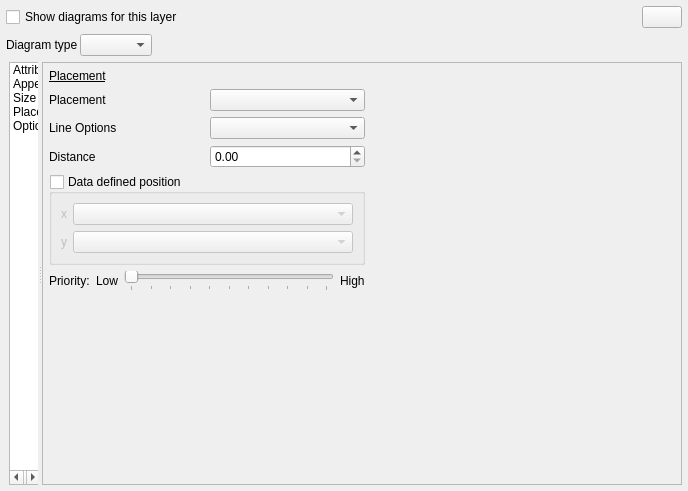
Above: src/ui/qgsdiagrampropertiesbase.ui from qgis/QGIS before the change. Below: the same form after it.
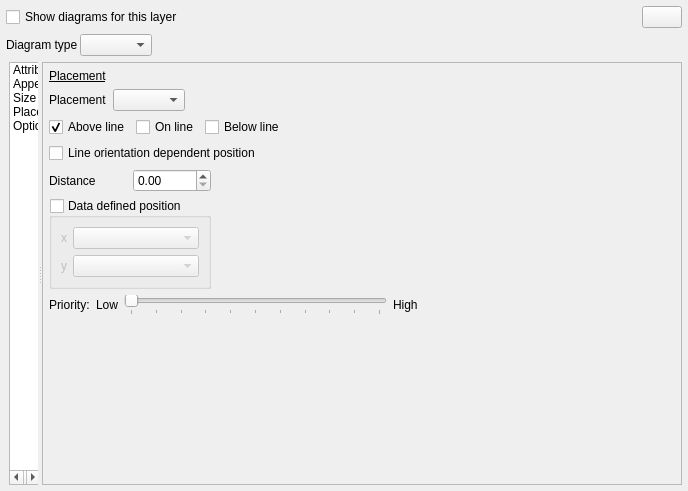
That is the form after the change. The open tabs and pages were chosen to show the change. Icons and pictures are not drawn. Custom widgets are drawn as their Qt base class.

Commit message: Fix line placement flags for diagrams. Line placement options for PAL are flags, not an enum

```diff
--- a/src/ui/qgsdiagrampropertiesbase.ui
+++ b/src/ui/qgsdiagrampropertiesbase.ui
@@ -1219,41 +1219,211 @@
                   <property name="bottomMargin">
                    <number>0</number>
                   </property>
-                  <item row="0" column="0">
-                   <layout class="QGridLayout" name="gridLayout_4">
-                    <item row="0" column="0">
-                     <widget class="QLabel" name="mPlacementLabel">
+                  <item row="8" column="0">
+                   <spacer name="verticalSpacer_4">
+                    <property name="orientation">
+                     <enum>Qt::Vertical</enum>
+                    </property>
+                    <property name="sizeHint" stdset="0">
+                     <size>
+                      <width>20</width>
+                      <height>40</height>
+                     </size>
+                    </property>
+                   </spacer>
+                  </item>
+                  <item row="0" column="0" colspan="3">
+                   <widget class="QFrame" name="mPlacementFrame">
+                    <property name="frameShape">
+                     <enum>QFrame::NoFrame</enum>
+                    </property>
+                    <layout class="QGridLayout" name="gridLayout_4">
+                     <property name="leftMargin">
+                      <number>0</number>
+                     </property>
+                     <property name="topMargin">
+                      <number>0</number>
+                     </property>
+                     <property name="rightMargin">
+                      <number>0</number>
+                     </property>
+                     <property name="bottomMargin">
+                      <number>0</number>
+                     </property>
+                     <item row="0" column="0">
+                      <widget class="QLabel" name="mPlacementLabel">
+                       <property name="text">
+                        <string>Placement</string>
+                       </property>
+                      </widget>
+                     </item>
+                     <item row="0" column="1">
+                      <widget class="QComboBox" name="mPlacementComboBox"/>
+                     </item>
+                     <item row="0" column="2">
+                      <spacer name="horizontalSpacer_9">
+                       <property name="orientation">
+                        <enum>Qt::Horizontal</enum>
+                       </property>
+                       <property name="sizeHint" stdset="0">
+                        <size>
+                         <width>40</width>
+                         <height>20</height>
+                        </size>
+                       </property>
+                      </spacer>
+                     </item>
+                    </layout>
+                   </widget>
+                  </item>
+                  <item row="1" column="0" colspan="3">
+                   <widget class="QFrame" name="mLinePlacementFrame">
+                    <property name="frameShape">
+                     <enum>QFrame::NoFrame</enum>
+                    </property>
+                    <property name="frameShadow">
+                     <enum>QFrame::Raised</enum>
+                    </property>
+                    <layout class="QGridLayout" name="gridLayout_2">
+                     <property name="leftMargin">
+                      <number>0</number>
+                     </property>
+                     <property name="topMargin">
+                      <number>0</number>
+                     </property>
+                     <property name="rightMargin">
+                      <number>0</number>
+                     </property>
+                     <property name="bottomMargin">
+                      <number>0</number>
+                     </property>
+                     <item row="0" column="0" colspan="3">
+                      <layout class="QGridLayout" name="gridLayout_14">
+                       <item row="0" column="1">
+                        <widget class="QCheckBox" name="chkLineAbove">
+                         <property name="sizePolicy">
+                          <sizepolicy hsizetype="Maximum" vsizetype="Fixed">
+                           <horstretch>0</horstretch>
+                           <verstretch>0</verstretch>
+                          </sizepolicy>
+                         </property>
+                         <property name="text">
+                          <string>Above line</string>
+                         </property>
+                         <property name="checked">
+                          <bool>true</bool>
+                         </property>
+                        </widget>
+                       </item>
+                       <item row="0" column="3">
+                        <widget class="QCheckBox" name="chkLineBelow">
+                         <property name="text">
+                          <string>Below line</string>
+                         </property>
+                        </widget>
+                       </item>
+                       <item row="0" column="2">
+                        <widget class="QCheckBox" name="chkLineOn">
+                         <property name="sizePolicy">
+                          <sizepolicy hsizetype="Maximum" vsizetype="Fixed">
+                           <horstretch>0</horstretch>
+                           <verstretch>0</verstretch>
+                          </sizepolicy>
+                         </property>
+                         <property name="text">
+                          <string>On line</string>
+                         </property>
+                        </widget>
+                       </item>
+                       <item row="1" column="1" colspan="3">
+                        <widget class="QCheckBox" name="chkLineOrientationDependent">
+                         <property name="text">
+                          <string>Line orientation dependent position</string>
+                         </property>
+                        </widget>
+                       </item>
+                      </layout>
+                     </item>
+                    </layout>
+                   </widget>
+                  </item>
+                  <item row="7" column="0" colspan="3">
+                   <layout class="QHBoxLayout" name="horizontalLayout_3">
+                    <item>
+                     <widget class="QLabel" name="mPriorityLabel">
                       <property name="text">
-                       <string>Placement</string>
+                       <string>Priority:</string>
                       </property>
                      </widget>
                     </item>
-                    <item row="0" column="1">
-                     <widget class="QComboBox" name="mPlacementComboBox"/>
-                    </item>
-                    <item row="1" column="0">
-                     <widget class="QLabel" name="mLineOptionsLabel">
+                    <item>
+                     <widget class="QLabel" name="mPriorityLowLabel">
                       <property name="text">
-                       <string>Line Options</string>
+                       <string>Low</string>
                       </property>
                      </widget>
                     </item>
-                    <item row="1" column="1">
-                     <widget class="QComboBox" name="mLineOptionsComboBox"/>
+                    <item>
+                     <widget class="QSlider" name="mPrioritySlider">
+                      <property name="maximum">
+                       <number>10</number>
+                      </property>
+                      <property name="orientation">
+                       <enum>Qt::Horizontal</enum>
+                      </property>
+                      <property name="invertedAppearance">
+                       <bool>false</bool>
+                      </property>
+                      <property name="invertedControls">
+                       <bool>false</bool>
+                      </property>
+                      <property name="tickPosition">
+                       <enum>QSlider::TicksBelow</enum>
+                      </property>
+                      <property name="tickInterval">
+                       <number>1</number>
+                      </property>
+                     </widget>
                     </item>
-                    <item row="2" column="0">
-                     <widget class="QLabel" name="mDiagramDistanceLabel">
+                    <item>
+                     <widget class="QLabel" name="mPriorityHighLabel">
                       <property name="text">
-                       <string>Distance</string>
+                       <string>High</string>
                       </property>
                      </widget>
                     </item>
-                    <item row="2" column="1">
-                     <widget class="QgsDoubleSpinBox" name="mDiagramDistanceSpinBox"/>
+                    <item>
+                     <spacer name="horizontalSpacer_6">
+                      <property name="orientation">
+                       <enum>Qt::Horizontal</enum>
+                      </property>
+                      <property name="sizeHint" stdset="0">
+                       <size>
+                        <width>40</width>
+                        <height>20</height>
+                       </size>
+                      </property>
+                     </spacer>
                     </item>
                    </layout>
                   </item>
-                  <item row="1" column="0">
+                  <item row="4" column="1">
+                   <widget class="QgsDoubleSpinBox" name="mDiagramDistanceSpinBox"/>
+                  </item>
+                  <item row="4" column="2">
+                   <spacer name="horizontalSpacer_4">
+                    <property name="orientation">
+                     <enum>Qt::Horizontal</enum>
+                    </property>
+                    <property name="sizeHint" stdset="0">
+                     <size>
+                      <width>40</width>
+                      <height>20</height>
+                     </size>
+                    </property>
+                   </spacer>
+                  </item>
+                  <item row="6" column="0" colspan="2">
                    <widget class="QGroupBox" name="mDataDefinedPositionGroupBox">
                     <property name="sizePolicy">
                      <sizepolicy hsizetype="Expanding" vsizetype="Preferred">
@@ -1320,78 +1490,12 @@
                     </layout>
                    </widget>
                   </item>
-                  <item row="2" column="0">
-                   <layout class="QHBoxLayout" name="horizontalLayout_3">
-                    <item>
-                     <widget class="QLabel" name="mPriorityLabel">
-                      <property name="text">
-                       <string>Priority:</string>
-                      </property>
-                     </widget>
-                    </item>
-                    <item>
-                     <widget class="QLabel" name="mPriorityLowLabel">
-                      <property name="text">
-                       <string>Low</string>
-                      </property>
-                     </widget>
-                    </item>
-                    <item>
-                     <widget class="QSlider" name="mPrioritySlider">
-                      <property name="maximum">
-                       <number>10</number>
-                      </property>
-                      <property name="orientation">
-                       <enum>Qt::Horizontal</enum>
-                      </property>
-                      <property name="invertedAppearance">
-                       <bool>false</bool>
-                      </property>
-                      <property name="invertedControls">
-                       <bool>false</bool>
-                      </property>
-                      <property name="tickPosition">
-                       <enum>QSlider::TicksBelow</enum>
-                      </property>
-                      <property name="tickInterval">
-                       <number>1</number>
-                      </property>
-                     </widget>
-                    </item>
-                    <item>
-                     <widget class="QLabel" name="mPriorityHighLabel">
-                      <property name="text">
-                       <string>High</string>
-                      </property>
-                     </widget>
-                    </item>
-                   </layout>
-                  </item>
-                  <item row="1" column="1">
-                   <spacer name="horizontalSpacer_4">
-                    <property name="orientation">
-                     <enum>Qt::Horizontal</enum>
+                  <item row="4" column="0">
+                   <widget class="QLabel" name="mDiagramDistanceLabel">
+                    <property name="text">
+                     <string>Distance</string>
                     </property>
-                    <property name="sizeHint" stdset="0">
-                     <size>
-                      <width>40</width>
-                      <height>20</height>
-                     </size>
-                    </property>
-                   </spacer>
-                  </item>
-                  <item row="3" column="0">
-                   <spacer name="verticalSpacer_4">
-                    <property name="orientation">
-                     <enum>Qt::Vertical</enum>
-                    </property>
-                    <property name="sizeHint" stdset="0">
-                     <size>
-                      <width>20</width>
-                      <height>40</height>
-                     </size>
-                    </property>
-                   </spacer>
+                   </widget>
                   </item>
                  </layout>
                 </widget>
@@ -1644,6 +1748,11 @@
    <header>qgscolorbuttonv2.h</header>
    <container>1</container>
   </customwidget>
+  <customwidget>
+   <class>QgsSpinBox</class>
+   <extends>QSpinBox</extends>
+   <header>qgsspinbox.h</header>
+  </customwidget>
  </customwidgets>
  <tabstops>
   <tabstop>mDiagramTypeComboBox</tabstop>
```
Left out of the diff: 165 changed lines with no effect on the pictures. The commit also changes 3 other files.
